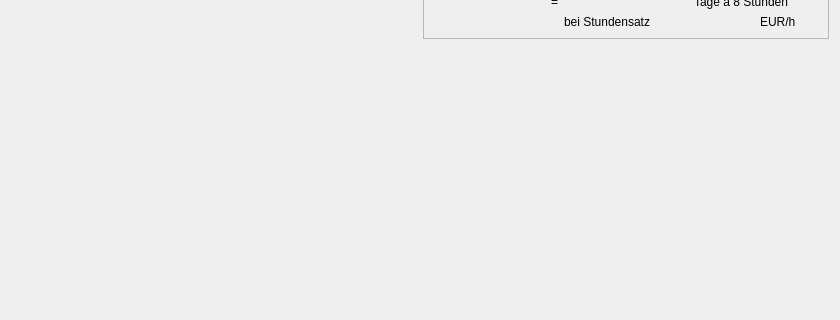
Before: the Qt Designer form form/summary_page.ui in romanweissflog/FAKT, drawn with Qt 5; both pictures show x 0 to 840 and y 226 to 546 of the 840 by 546 pixel window.
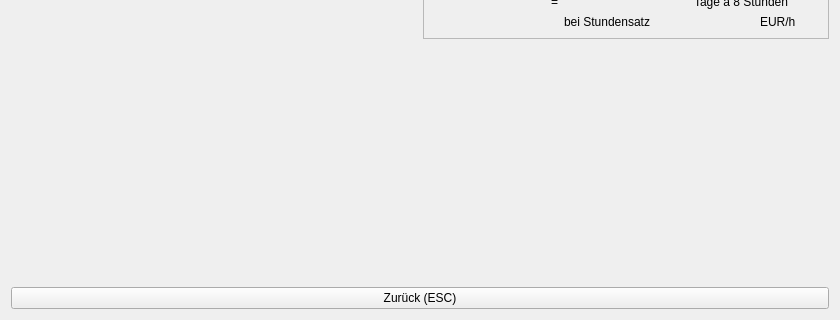
After: the same form once the commit is applied. Custom widgets are drawn as their Qt base class.

Patch:
```diff
--- a/form/summary_page.ui
+++ b/form/summary_page.ui
@@ -13,6 +13,8 @@
   <property name="windowTitle">
    <string>Form</string>
   </property>
+  <layout class="QVBoxLayout" name="verticalLayout_4">
+   <item>
   <layout class="QHBoxLayout" name="horizontalLayout_2">
    <item>
     <layout class="QVBoxLayout" name="verticalLayout_3">
@@ -484,6 +486,15 @@
       </spacer>
      </item>
     </layout>
+     </item>
+    </layout>
+   </item>
+   <item>
+    <widget class="QPushButton" name="goBack">
+     <property name="text">
+      <string>Zurück (ESC)</string>
+     </property>
+    </widget>
    </item>
   </layout>
  </widget>
```
Lines whose indentation alone changed are shown as unchanged.
